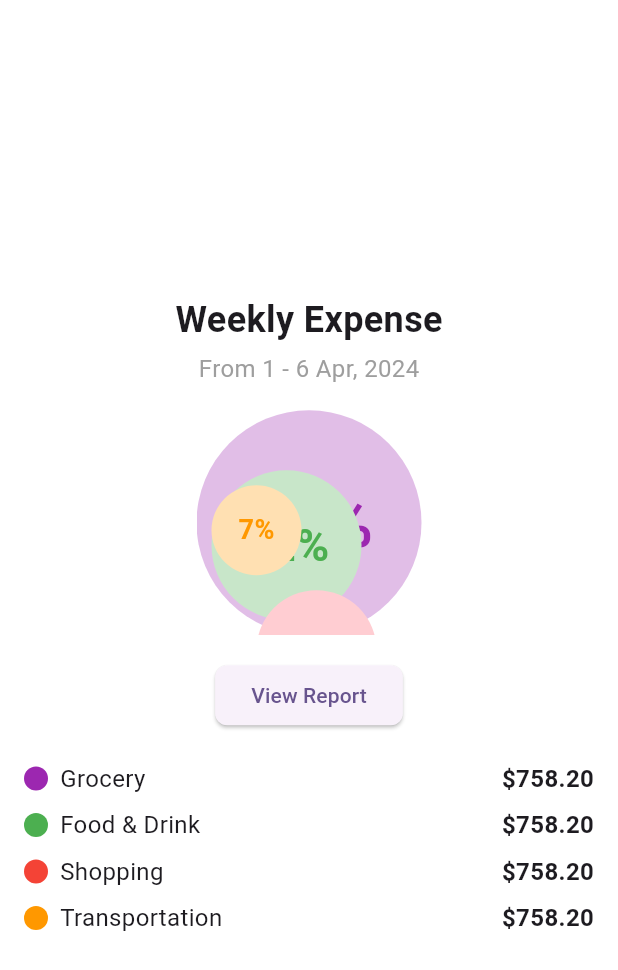
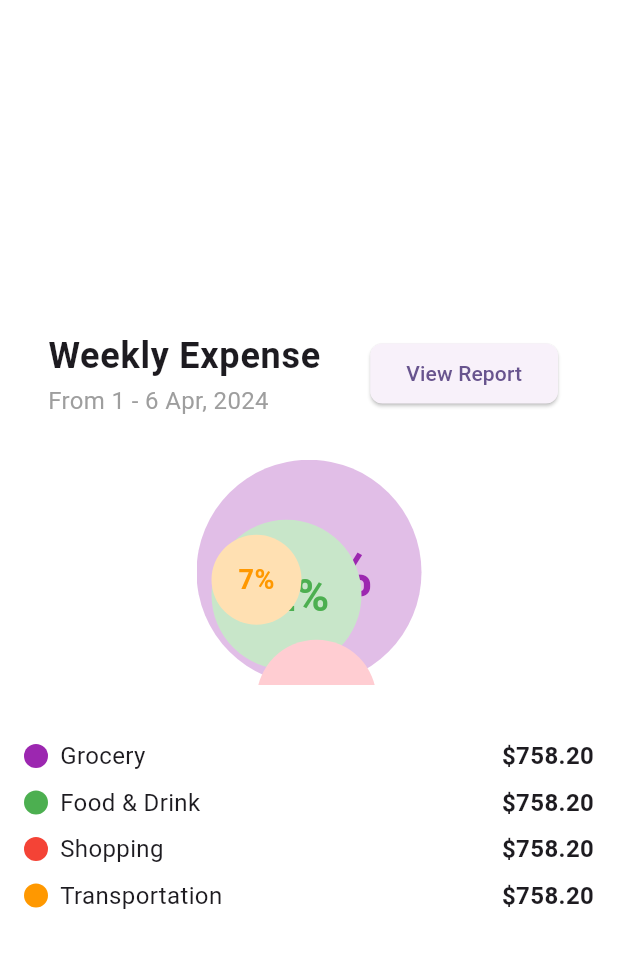
Before and after one commit to aliasghar256/appdev_Final, a Flutter app: the screen it shows after launch, on a phone screen of 412 x 824 dp. Shown: the top 970 px of the screen. Run offline on Flutter 3.47's test engine with Material 3 defaults, Android fonts, the phone set to English and light mode, and no system bars; our stand-ins replace animate_do, bloc, cloud_firestore, firebase_auth, firebase_core, flutter_bloc; accounts and stored records are empty.

Commit message:
Weekly Expense

```diff
--- a/lib/weekly_expense_page.dart
+++ b/lib/weekly_expense_page.dart
@@ -12,21 +12,32 @@ class WeeklyExpensePage extends StatelessWidget {
             mainAxisAlignment: MainAxisAlignment.center,
             crossAxisAlignment: CrossAxisAlignment.center,
             children: [
-              Text(
+              ListTile(
+                title: Text(
                   'Weekly Expense',
                   style: TextStyle(
                     fontSize: 24,
                     fontWeight: FontWeight.bold,
                   ),
                 ),
-              SizedBox(height: 4),
-              Text(
+                subtitle: Text(
                   'From 1 - 6 Apr, 2024',
                   style: TextStyle(
                     fontSize: 16,
                     color: Colors.grey,
                   ),
                 ),
+                trailing: ElevatedButton(
+                  onPressed: () {},
+                  style: ElevatedButton.styleFrom(
+                    shape: RoundedRectangleBorder(
+                      borderRadius: BorderRadius.circular(8),
+                    ),
+                  ),
+                  child: Text('View Report'),
+                ),
+              ),
+              SizedBox(height: 4),
               SizedBox(height: 16),
               Stack(
                 alignment: Alignment.center,
@@ -54,15 +65,6 @@ class WeeklyExpensePage extends StatelessWidget {
                 ],
               ),
               SizedBox(height: 16),
-              ElevatedButton(
-                onPressed: () {},
-                style: ElevatedButton.styleFrom(
-                  shape: RoundedRectangleBorder(
-                    borderRadius: BorderRadius.circular(8),
-                  ),
-                ),
-                child: Text('View Report'),
-              ),
               SizedBox(height: 16),
               _buildLegend('Grocery', Colors.purple, '\$758.20'),
               _buildLegend('Food & Drink', Colors.green, '\$758.20'),
```
Lines whose indentation alone changed are shown as unchanged.
